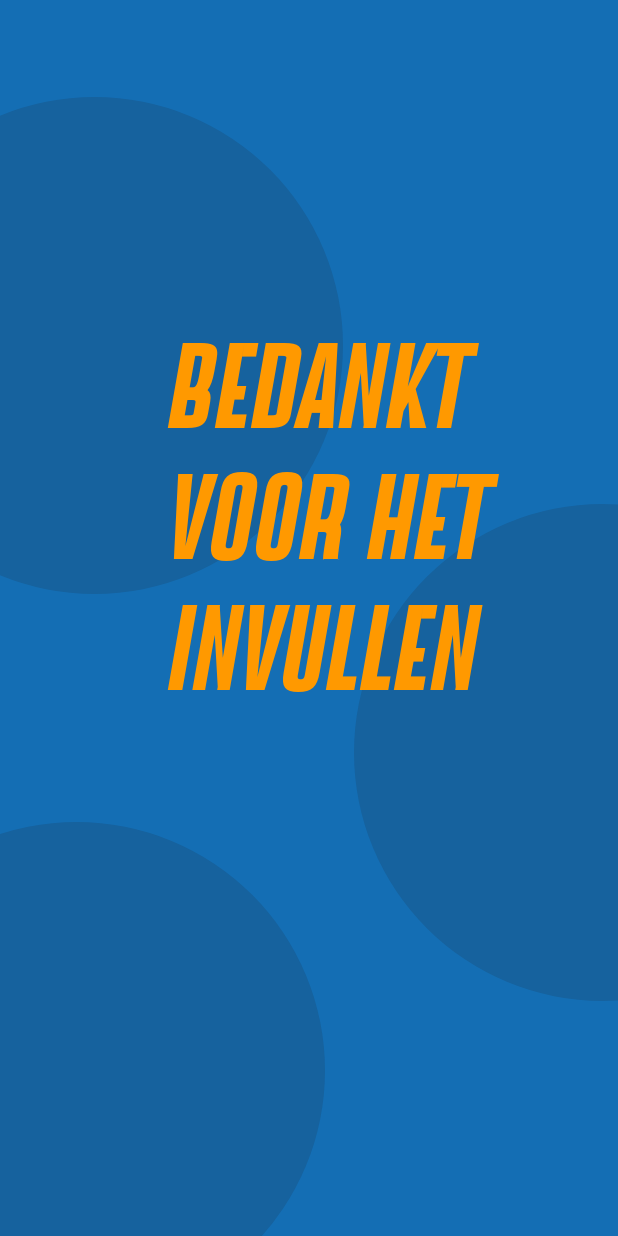
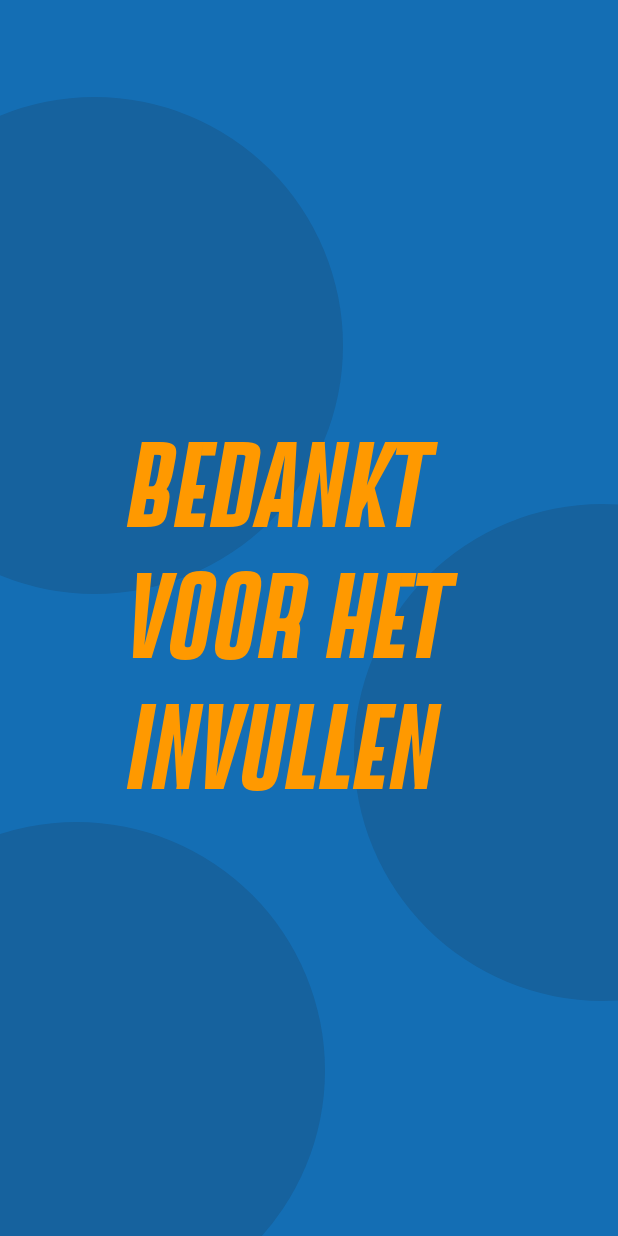
Before and after one commit to jaggrh95/DIGITAL-ECONOMY, an Android app: the EndActivity screen opened directly, with no data from a screen before it, on a phone screen of 412 x 824 dp. Run offline under Robolectric (Android 15) with nearby library versions, the phone set to English and light mode, and no system bars.

Commit message:
layout revamp

```diff
--- a/app/src/main/res/layout/activity_end.xml
+++ b/app/src/main/res/layout/activity_end.xml
@@ -43,31 +43,21 @@
         android:id="@+id/textView11"
         android:layout_width="249dp"
         android:layout_height="542dp"
-        android:layout_marginStart="12dp"
-        android:layout_marginLeft="12dp"
-        android:layout_marginTop="208dp"
-        android:layout_marginEnd="128dp"
-        android:layout_marginRight="128dp"
+        android:layout_marginStart="8dp"
+        android:layout_marginLeft="8dp"
+        android:layout_marginTop="8dp"
+        android:layout_marginEnd="8dp"
+        android:layout_marginRight="8dp"
+        android:layout_marginBottom="8dp"
         android:fontFamily="@font/astana"
         android:text="BEDANKT VOOR HET INVULLEN"
         android:textColor="@color/colorOrange"
         android:textSize="122sp"
+        app:layout_constraintBottom_toBottomOf="parent"
         app:layout_constraintEnd_toEndOf="parent"
-        app:layout_constraintHorizontal_bias="0.64"
-        app:layout_constraintStart_toEndOf="@+id/imageView6"
-        app:layout_constraintTop_toTopOf="parent" />
-
-    <Button
-        android:id="@+id/button25"
-        android:layout_width="206dp"
-        android:layout_height="wrap_content"
-        android:layout_marginStart="102dp"
-        android:layout_marginTop="17dp"
-        android:onClick="Michiel"
-        android:text="Button"
-        android:visibility="gone"
         app:layout_constraintStart_toStartOf="parent"
-        app:layout_constraintTop_toBottomOf="@+id/button26" />
+        app:layout_constraintTop_toTopOf="parent"
+        app:layout_constraintVertical_bias="1.0" />
 
 
 </android.support.constraint.ConstraintLayout>
--- a/app/src/main/res/layout/activity_rating.xml
+++ b/app/src/main/res/layout/activity_rating.xml
@@ -58,6 +58,8 @@
         android:layout_marginRight="8dp"
         android:layout_marginBottom="8dp"
         android:text="Hoe vies was de straat?"
+        android:textSize="20dp"
+        android:textColor="@color/colorWhite"
         app:layout_constraintBottom_toBottomOf="parent"
         app:layout_constraintEnd_toEndOf="parent"
         app:layout_constraintStart_toStartOf="parent"
```
